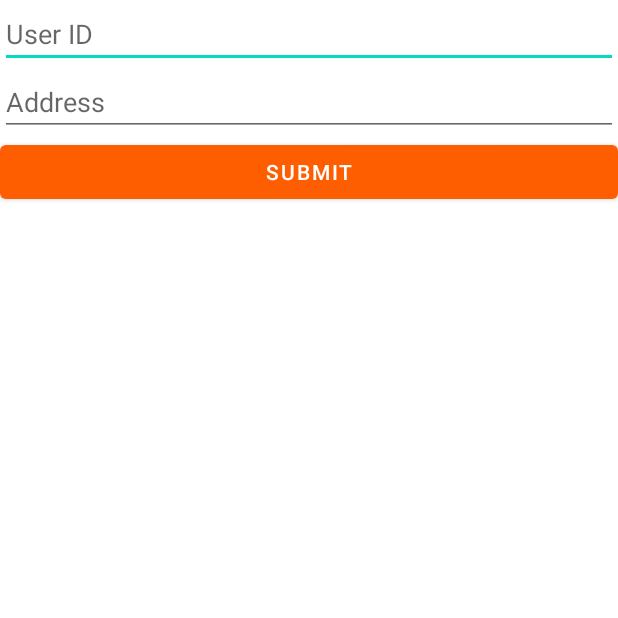
After one commit to nguyenthu120801/FoodApp_Group6_SE1611, an Android app: the OrderActivity screen opened directly, with no data from a screen before it, on a phone screen of 412 x 824 dp, the top half of it. The commit adds this screen. Run offline under Robolectric (Android 15) with nearby library versions, the phone set to English and light mode, and no system bars.

Commit message:
create order db

```diff
--- /dev/null
+++ b/app/src/main/java/com/example/foodapp/activity/OrderActivity.java
@@ -0,0 +1,45 @@
+package com.example.foodapp.activity;
+
+import androidx.appcompat.app.AppCompatActivity;
+
+import android.os.Bundle;
+import android.view.View;
+import android.widget.Button;
+import android.widget.EditText;
+import android.util.Log;
+
+import com.example.foodapp.R;
+import com.example.foodapp.database.OrderDBHelper;
+import com.example.foodapp.entity.Order;
+
+import java.util.Date;
+
+public class OrderActivity extends AppCompatActivity {
+    Button btnSubmit;
+    @Override
+    protected void onCreate(Bundle savedInstanceState) {
+        super.onCreate(savedInstanceState);
+        setContentView(R.layout.activity_order);
+
+        btnSubmit = findViewById(R.id.btn_submit);
+        btnSubmit.setOnClickListener(view -> insertOrder());
+    }
+
+    private void insertOrder(){
+        EditText etUserId = findViewById(R.id.et_user_id);
+        EditText etAddress = findViewById(R.id.et_address);
+
+        int userId = Integer.parseInt(etUserId.getText().toString());
+        String address = etAddress.getText().toString();
+        Date orderDate = new Date();
+        Date shipDate = new Date();
+        int status = 0;
+
+        Order order = new Order(userId, address, orderDate, shipDate, status);
+        Log.d("infoOrder", "insert data : " + order);
+        OrderDBHelper dbHelper = new OrderDBHelper(OrderActivity.this);
+        boolean isSuccess = dbHelper.insertOrder(order);
+        Log.d("infoOrder", "insert : " + isSuccess);
+    }
+
+}
--- a/app/src/main/res/layout/activity_add_to_cart.xml
+++ b/app/src/main/res/layout/activity_add_to_cart.xml
@@ -62,6 +62,7 @@
         android:layout_marginTop="36dp"
         android:background="@drawable/orange_button"
         android:text="CheckOut"
+        android:onClick="checkOutOrder"
         app:layout_constraintEnd_toEndOf="parent"
         app:layout_constraintHorizontal_bias="0.497"
         app:layout_constraintStart_toStartOf="parent"
--- a/app/src/main/res/layout/activity_main.xml
+++ b/app/src/main/res/layout/activity_main.xml
@@ -195,6 +195,7 @@
                 <androidx.recyclerview.widget.RecyclerView
                     android:layout_width="386dp"
                     android:layout_height="124dp"
+                    app:layout_constraintBottom_toBottomOf="parent"
                     app:layout_constraintEnd_toEndOf="parent"
                     app:layout_constraintHorizontal_bias="0.285"
                     app:layout_constraintStart_toStartOf="parent"
--- /dev/null
+++ b/app/src/main/res/layout/activity_order.xml
@@ -0,0 +1,30 @@
+<?xml version="1.0" encoding="utf-8"?>
+<LinearLayout xmlns:android="http://schemas.android.com/apk/res/android"
+    xmlns:app="http://schemas.android.com/apk/res-auto"
+    xmlns:tools="http://schemas.android.com/tools"
+    android:layout_width="match_parent"
+    android:orientation="vertical"
+    android:layout_height="match_parent"
+    tools:context=".activity.OrderActivity">
+
+
+    <EditText
+        android:id="@+id/et_user_id"
+        android:layout_width="match_parent"
+        android:layout_height="wrap_content"
+        android:hint="User ID"/>
+
+    <EditText
+        android:id="@+id/et_address"
+        android:layout_width="match_parent"
+        android:layout_height="wrap_content"
+        android:hint="Address"/>
+
+
+    <Button
+        android:id="@+id/btn_submit"
+        android:layout_width="match_parent"
+        android:layout_height="wrap_content"
+        android:text="Submit"/>
+
+</LinearLayout>
--- a/build.gradle
+++ b/build.gradle
@@ -1,5 +1,5 @@
 // Top-level build file where you can add configuration options common to all sub-projects/modules.
 plugins {
-    id 'com.android.application' version '7.4.1' apply false
-    id 'com.android.library' version '7.4.1' apply false
+    id 'com.android.application' version '7.3.1' apply false
+    id 'com.android.library' version '7.3.1' apply false
 }
```
Also changed, not shown: app/src/main/AndroidManifest.xml (+7 -0 lines), app/src/main/java/com/example/foodapp/AddToCartActivity.java (+9 -0 lines), app/src/main/java/com/example/foodapp/database/OrderDBHelper.java (added, +64 -0 lines), app/src/main/java/com/example/foodapp/entity/Order.java (added, +92 -0 lines), app/src/main/java/com/example/foodapp/entity/OrderDetail.java (added, +49 -0 lines).
